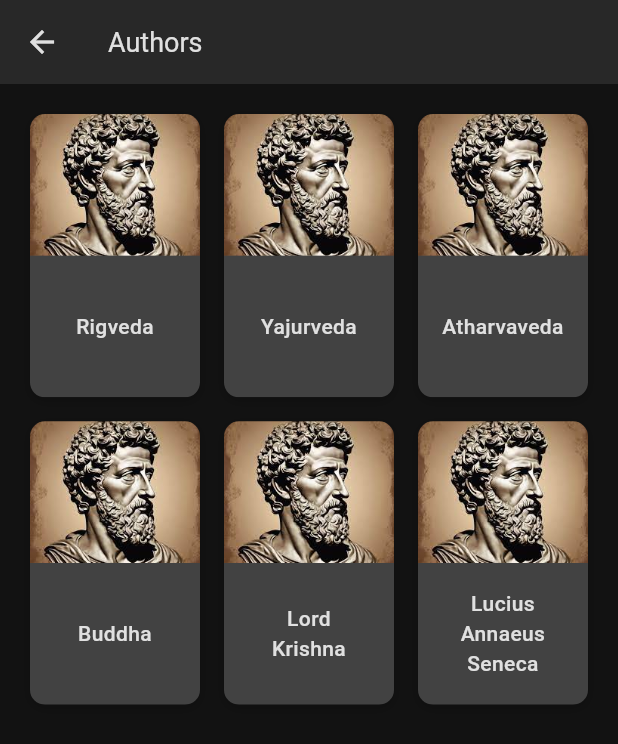
After one commit to Himmu1144/Dharmic_App, a Flutter app: the AuthorPage screen opened by its route, on a phone screen of 412 x 824 dp. The commit adds this screen. Shown: the top 744 px of the screen. Run offline on Flutter 3.47's test engine with Material 3 defaults, Android fonts, the phone set to English and light mode, and no system bars; our stand-ins replace flutter_animate, flutter_tts, google_fonts, isar, share_plus, shimmer; accounts and stored records are empty; generated files the repository leaves out were written again.

Commit message:
Author page added with cards but currently the cards are non clickable.

```diff
--- a/assets/quotes.json
+++ b/assets/quotes.json
@@ -1,12 +1,12 @@
 [
     {
         "quote": "Truth is one; the wise call it by different names.",
-        "author": "Rigveda 1.164.46",
+        "author": "Rigveda",
         "author_img": "assets/images/rigveda.png"
     },
     {
         "quote": "Let noble thoughts come to us from every side.",
-        "author": "Rigveda 1.89.1",
+        "author": "Rigveda",
         "author_img": "assets/images/rigveda.png"
     },
     {
@@ -16,12 +16,12 @@
     },
     {
         "quote": "He who bestows all desires fulfills them too.",
-        "author": "Atharvaveda 10.8.29",
+        "author": "Atharvaveda",
         "author_img": "assets/images/atharvaveda.png"
     },
     {
         "quote": "May all beings look at us with the eye of a friend.",
-        "author": "Yajurveda 36.18",
+        "author": "Yajurveda",
         "author_img": "assets/images/yajurveda.png"
     },
 
@@ -501,7 +501,7 @@
     },
     {
         "quote": "In this world, whatever paths you take, if they lead to Me, they are true paths.",
-        "author": "Lord Krishna",
+        "author": "Lucius Annaeus Seneca",
         "author_img": "assets/images/krishna.png"
     },
     {
--- a/lib/components/my_drawer.dart
+++ b/lib/components/my_drawer.dart
@@ -27,6 +27,18 @@ class MyDrawer extends StatelessWidget {
                 Navigator.pop(context);
               }),
 
+          // Author Page
+          DrawerTile(
+              title: 'Author',
+              leading: Icon(
+                Icons.person,
+                color: Theme.of(context).colorScheme.inversePrimary,
+              ),
+              onTap: () {
+                Navigator.pop(context);
+                Navigator.pushNamed(context, '/author');
+              }),
+
           // Notes tile
           DrawerTile(
               title: 'Bookmarks',
@@ -38,6 +50,7 @@ class MyDrawer extends StatelessWidget {
                 Navigator.pop(context);
                 Navigator.pushNamed(context, '/bookmarks');
               }),
+
           // Notes tile
           DrawerTile(
               title: 'Settings',
--- a/lib/main.dart
+++ b/lib/main.dart
@@ -1,5 +1,6 @@
 import 'dart:convert';
 import 'package:dharmic/models/quote.dart';
+import 'package:dharmic/pages/author_page.dart';
 import 'package:dharmic/pages/bookmarks_page.dart';
 import 'package:dharmic/pages/home_page.dart';
 import 'package:dharmic/pages/search_page.dart';
@@ -82,8 +83,10 @@ class MyApp extends StatelessWidget {
       routes: {
         '/settings': (context) => const SettingsPage(), // Define the route here
         '/searchpage': (context) => const SearchPage(), // Define the route here
+        '/author': (context) => const AuthorPage(),
         '/bookmarks': (context) =>
             const BookmarksPage(), // Define the route here
+        // Define the route here
       },
     );
   }
--- /dev/null
+++ b/lib/pages/author_page.dart
@@ -0,0 +1,125 @@
+import 'package:flutter/material.dart';
+import 'package:provider/provider.dart';
+import 'package:dharmic/services/isar_service.dart';
+
+class AuthorPage extends StatelessWidget {
+  const AuthorPage({super.key});
+
+  void _handleImageTap(String authorName) {
+    print('Image tapped for $authorName');
+    // Will handle image tap later
+  }
+
+  void _handleNameTap(String authorName) {
+    print('Name tapped for $authorName');
+    // Will handle name tap later
+  }
+
+  @override
+  Widget build(BuildContext context) {
+    return Scaffold(
+      appBar: AppBar(
+        backgroundColor: const Color(0xFF282828),
+        elevation: 0,
+        foregroundColor: Theme.of(context).colorScheme.inversePrimary,
+        title: const Text(
+          'Authors',
+          style: TextStyle(fontSize: 18),
+        ),
+      ),
+      body: Consumer<IsarService>(
+        builder: (context, isarService, child) {
+          return FutureBuilder<List<Map<String, String>>>(
+            future: isarService.fetchUniqueAuthors(),
+            builder: (context, snapshot) {
+              if (snapshot.connectionState == ConnectionState.waiting) {
+                return const Center(child: CircularProgressIndicator());
+              }
+
+              if (!snapshot.hasData || snapshot.data!.isEmpty) {
+                return const Center(child: Text('No authors found'));
+              }
+
+              final authors = snapshot.data!;
+
+              return Padding(
+                padding: const EdgeInsets.all(20.0),
+                child: GridView.builder(
+                  gridDelegate: const SliverGridDelegateWithFixedCrossAxisCount(
+                    crossAxisCount: 3,
+                    childAspectRatio: 0.6,
+                    crossAxisSpacing: 16,
+                    mainAxisSpacing: 16,
+                  ),
+                  itemCount: authors.length,
+                  itemBuilder: (context, index) {
+                    return Container(
+                      decoration: BoxDecoration(
+                        borderRadius: BorderRadius.circular(10),
+                        boxShadow: [
+                          BoxShadow(
+                            color: Colors.black.withOpacity(0.2),
+                            blurRadius: 5,
+                            offset: const Offset(0, 2),
+                          ),
+                        ],
+                      ),
+                      clipBehavior: Clip.antiAlias,
+                      child: Column(
+                        children: [
+                          // Image section with its own GestureDetector
+                          Expanded(
+                            flex: 2,
+                            child: GestureDetector(
+                              onTap: () =>
+                                  _handleImageTap(authors[index]['name']!),
+                              child: Image.asset(
+                                authors[index]['image']!,
+                                fit: BoxFit.cover,
+                                width: double.infinity,
+                              ),
+                            ),
+                          ),
+                          // Name section with its own GestureDetector
+                          Expanded(
+                            flex: 2,
+                            child: GestureDetector(
+                              onTap: () =>
+                                  _handleNameTap(authors[index]['name']!),
+                              child: Container(
+                                width: double.infinity,
+                                color: Colors.grey[800],
+                                child: Center(
+                                  child: Padding(
+                                    padding: const EdgeInsets.only(
+                                        right: 16.0,
+                                        left: 16.0,
+                                        top: 10.0,
+                                        bottom: 10.0),
+                                    child: Text(
+                                      authors[index]['name']!,
+                                      textAlign: TextAlign.center, // Add this
+                                      style: TextStyle(
+                                        fontSize: 14,
+                                        fontWeight: FontWeight.w500,
+                                        color: Colors.grey[300],
+                                      ),
+                                    ),
+                                  ),
+                                ),
+                              ),
+                            ),
+                          ),
+                        ],
+                      ),
+                    );
+                  },
+                ),
+              );
+            },
+          );
+        },
+      ),
+    );
+  }
+}
--- a/lib/services/isar_service.dart
+++ b/lib/services/isar_service.dart
@@ -140,6 +140,25 @@ class IsarService extends ChangeNotifier {
         .findAll();
   }
 
+  Future<List<Map<String, String>>> fetchUniqueAuthors() async {
+    final isar = await db;
+    final quotes = await isar.quotes.where().findAll();
+
+    // Use a map to track unique authors and their images
+    final authorMap = <String, String>{};
+    for (var quote in quotes) {
+      authorMap[quote.author] = quote.authorImg;
+    }
+
+    // Convert to list of maps with author and image
+    return authorMap.entries
+        .map((entry) => {
+              'name': entry.key,
+              'image': entry.value,
+            })
+        .toList();
+  }
+
   @override
   void dispose() {
     flutterTts.stop();
```
